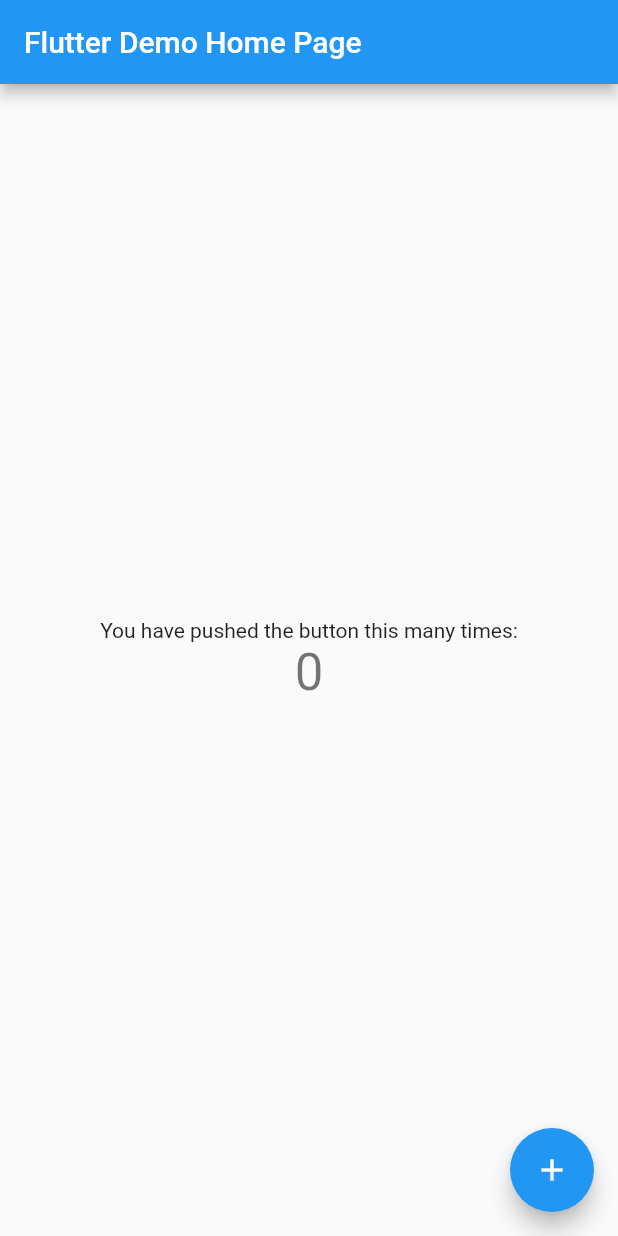
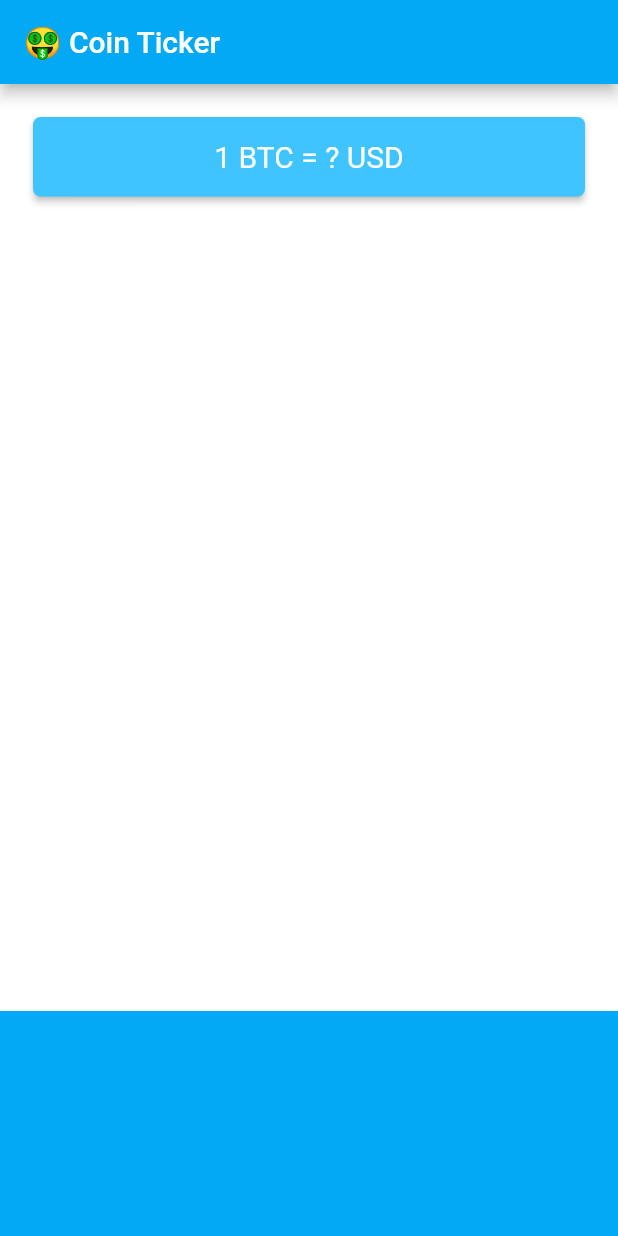
Before and after one commit to charlesreign/cryptoticker, a Flutter app: the screen it shows after launch, on a phone screen of 412 x 824 dp. Run offline on Flutter 3.47's test engine with Material 2 defaults, Android fonts, the phone set to English and light mode, and no system bars.

Commit message:
created project files and refactored the main.dart file from the default to my preference

```diff
--- a/lib/main.dart
+++ b/lib/main.dart
@@ -1,113 +1,20 @@
 import 'package:flutter/material.dart';
+import 'price_screen.dart';
 
-void main() {
-  runApp(MyApp());
+main(List<String> args) {
+  runApp(App());
 }
 
-class MyApp extends StatelessWidget {
-  // This widget is the root of your application.
+class App extends StatelessWidget {
+  const App({Key key}) : super(key: key);
+
   @override
   Widget build(BuildContext context) {
     return MaterialApp(
-      title: 'Flutter Demo',
-      theme: ThemeData(
-        // This is the theme of your application.
-        //
-        // Try running your application with "flutter run". You'll see the
-        // application has a blue toolbar. Then, without quitting the app, try
-        // changing the primarySwatch below to Colors.green and then invoke
-        // "hot reload" (press "r" in the console where you ran "flutter run",
-        // or simply save your changes to "hot reload" in a Flutter IDE).
-        // Notice that the counter didn't reset back to zero; the application
-        // is not restarted.
-        primarySwatch: Colors.blue,
-      ),
-      home: MyHomePage(title: 'Flutter Demo Home Page'),
+      home: PriceScreen(),
+      theme: ThemeData.dark().copyWith(
+          primaryColor: Colors.lightBlue,
+          scaffoldBackgroundColor: Colors.white),
     );
   }
 }
-
-class MyHomePage extends StatefulWidget {
-  MyHomePage({Key key, this.title}) : super(key: key);
-
-  // This widget is the home page of your application. It is stateful, meaning
-  // that it has a State object (defined below) that contains fields that affect
-  // how it looks.
-
-  // This class is the configuration for the state. It holds the values (in this
-  // case the title) provided by the parent (in this case the App widget) and
-  // used by the build method of the State. Fields in a Widget subclass are
-  // always marked "final".
-
-  final String title;
-
-  @override
-  _MyHomePageState createState() => _MyHomePageState();
-}
-
-class _MyHomePageState extends State<MyHomePage> {
-  int _counter = 0;
-
-  void _incrementCounter() {
-    setState(() {
-      // This call to setState tells the Flutter framework that something has
-      // changed in this State, which causes it to rerun the build method below
-      // so that the display can reflect the updated values. If we changed
-      // _counter without calling setState(), then the build method would not be
-      // called again, and so nothing would appear to happen.
-      _counter++;
-    });
-  }
-
-  @override
-  Widget build(BuildContext context) {
-    // This method is rerun every time setState is called, for instance as done
-    // by the _incrementCounter method above.
-    //
-    // The Flutter framework has been optimized to make rerunning build methods
-    // fast, so that you can just rebuild anything that needs updating rather
-    // than having to individually change instances of widgets.
-    return Scaffold(
-      appBar: AppBar(
-        // Here we take the value from the MyHomePage object that was created by
-        // the App.build method, and use it to set our appbar title.
-        title: Text(widget.title),
-      ),
-      body: Center(
-        // Center is a layout widget. It takes a single child and positions it
-        // in the middle of the parent.
-        child: Column(
-          // Column is also a layout widget. It takes a list of children and
-          // arranges them vertically. By default, it sizes itself to fit its
-          // children horizontally, and tries to be as tall as its parent.
-          //
-          // Invoke "debug painting" (press "p" in the console, choose the
-          // "Toggle Debug Paint" action from the Flutter Inspector in Android
-          // Studio, or the "Toggle Debug Paint" command in Visual Studio Code)
-          // to see the wireframe for each widget.
-          //
-          // Column has various properties to control how it sizes itself and
-          // how it positions its children. Here we use mainAxisAlignment to
-          // center the children vertically; the main axis here is the vertical
-          // axis because Columns are vertical (the cross axis would be
-          // horizontal).
-          mainAxisAlignment: MainAxisAlignment.center,
-          children: <Widget>[
-            Text(
-              'You have pushed the button this many times:',
-            ),
-            Text(
-              '$_counter',
-              style: Theme.of(context).textTheme.headline4,
-            ),
-          ],
-        ),
-      ),
-      floatingActionButton: FloatingActionButton(
-        onPressed: _incrementCounter,
-        tooltip: 'Increment',
-        child: Icon(Icons.add),
-      ), // This trailing comma makes auto-formatting nicer for build methods.
-    );
-  }
-}
--- /dev/null
+++ b/lib/price_screen.dart
@@ -0,0 +1,51 @@
+import 'package:flutter/material.dart';
+
+class PriceScreen extends StatefulWidget {
+  @override
+  _PriceScreenState createState() => _PriceScreenState();
+}
+
+class _PriceScreenState extends State<PriceScreen> {
+  @override
+  Widget build(BuildContext context) {
+    return Scaffold(
+      appBar: AppBar(
+        title: Text('🤑 Coin Ticker'),
+      ),
+      body: Column(
+        mainAxisAlignment: MainAxisAlignment.spaceBetween,
+        crossAxisAlignment: CrossAxisAlignment.stretch,
+        children: <Widget>[
+          Padding(
+            padding: EdgeInsets.fromLTRB(18.0, 18.0, 18.0, 0),
+            child: Card(
+              color: Colors.lightBlueAccent,
+              elevation: 2.0,
+              shape: RoundedRectangleBorder(
+                borderRadius: BorderRadius.circular(5.0),
+              ),
+              child: Padding(
+                padding: EdgeInsets.symmetric(vertical: 15.0, horizontal: 28.0),
+                child: Text(
+                  '1 BTC = ? USD',
+                  textAlign: TextAlign.center,
+                  style: TextStyle(
+                    fontSize: 20.0,
+                    color: Colors.white,
+                  ),
+                ),
+              ),
+            ),
+          ),
+          Container(
+            height: 150.0,
+            alignment: Alignment.center,
+            padding: EdgeInsets.only(bottom: 30.0),
+            color: Colors.lightBlue,
+            child: null,
+          ),
+        ],
+      ),
+    );
+  }
+}
```
Also changed, not shown: lib/coin_data.dart (added, +31 -0 lines), 1 other file.
